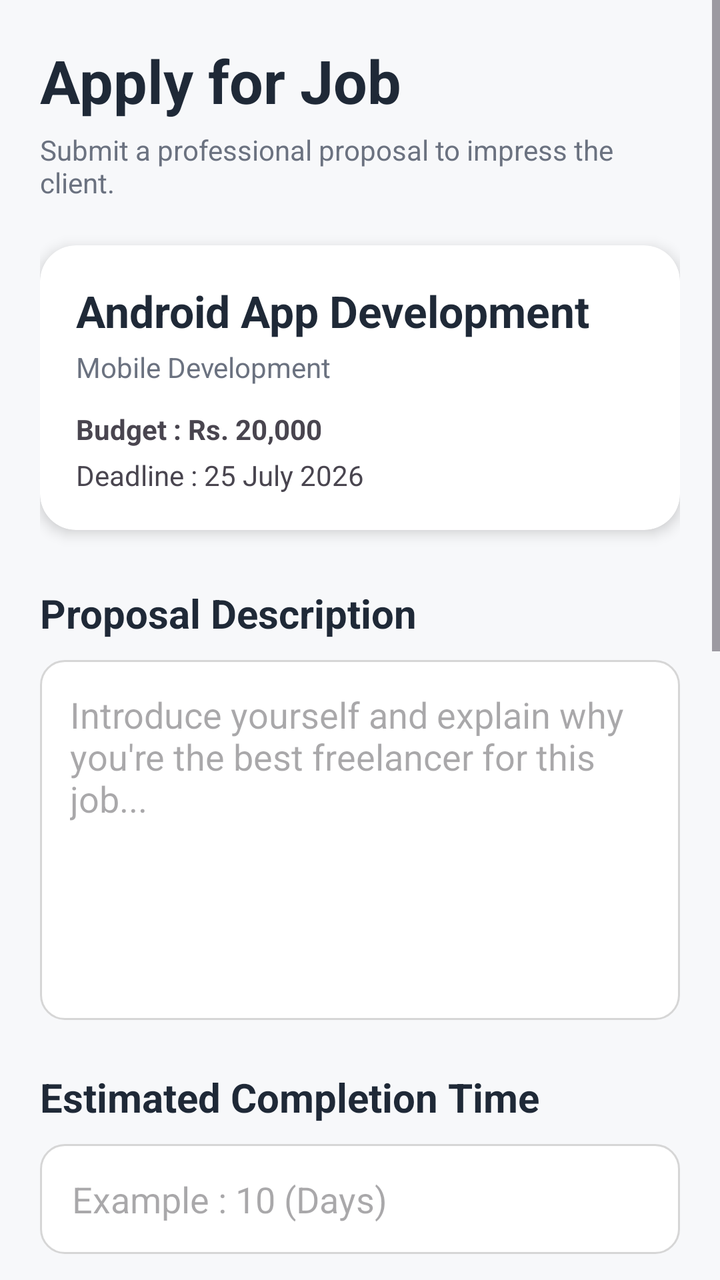
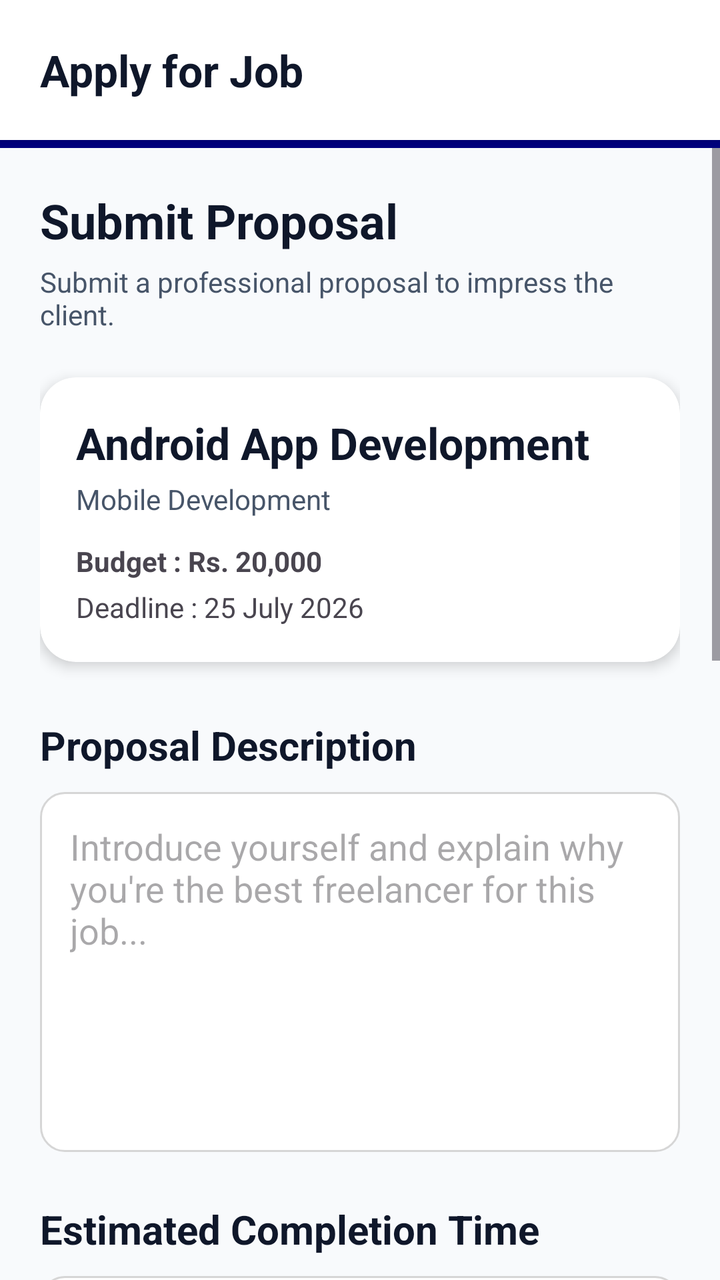

Screens rendered from an Android XML layout before and after an edit, with the pre-edit source and the edit as a unified diff.
<!-- AndroidManifest.xml: application theme Theme.MiniJobHunt -->
<!-- res/layout/fragment_freelancer_apply_job_proposal.xml -->
<?xml version="1.0" encoding="utf-8"?>
<ScrollView xmlns:android="http://schemas.android.com/apk/res/android"
    xmlns:app="http://schemas.android.com/apk/res-auto"
    android:layout_width="match_parent"
    android:layout_height="match_parent"
    android:background="@color/background"
    android:fillViewport="true">

    <LinearLayout
        android:layout_width="match_parent"
        android:layout_height="wrap_content"
        android:orientation="vertical"
        android:padding="20dp">

        

        <TextView
            android:layout_width="wrap_content"
            android:layout_height="wrap_content"
            android:text="Apply for Job"
            android:textStyle="bold"
            android:textSize="30sp"
            android:textColor="@color/text_primary"/>

        <TextView
            android:layout_width="wrap_content"
            android:layout_height="wrap_content"
            android:text="Submit a professional proposal to impress the client."
            android:textColor="@color/text_secondary"
            android:layout_marginTop="5dp"/>

        

        <androidx.cardview.widget.CardView
            android:layout_width="match_parent"
            android:layout_height="wrap_content"
            android:layout_marginTop="22dp"
            app:cardCornerRadius="18dp"
            app:cardElevation="4dp">

            <LinearLayout
                android:layout_width="match_parent"
                android:layout_height="wrap_content"
                android:orientation="vertical"
                android:padding="18dp">

                <TextView
                    android:id="@+id/txtJobTitle"
                    android:layout_width="wrap_content"
                    android:layout_height="wrap_content"
                    android:text="Android App Development"
                    android:textStyle="bold"
                    android:textSize="22sp"
                    android:textColor="@color/text_primary"/>

                <TextView
                    android:id="@+id/txtCategory"
                    android:layout_width="wrap_content"
                    android:layout_height="wrap_content"
                    android:layout_marginTop="4dp"
                    android:text="Mobile Development"
                    android:textColor="@color/text_secondary"/>

                <TextView
                    android:id="@+id/txtBudget"
                    android:layout_width="wrap_content"
                    android:layout_height="wrap_content"
                    android:layout_marginTop="12dp"
                    android:text="Budget : Rs. 20,000"
                    android:textStyle="bold"/>

                <TextView
                    android:id="@+id/txtDeadline"
                    android:layout_width="wrap_content"
                    android:layout_height="wrap_content"
                    android:layout_marginTop="4dp"
                    android:text="Deadline : 25 July 2026"/>

            </LinearLayout>

        </androidx.cardview.widget.CardView>

        

        <TextView
            android:layout_width="wrap_content"
            android:layout_height="wrap_content"
            android:text="Proposal Description"
            android:textStyle="bold"
            android:textSize="20sp"
            android:textColor="@color/text_primary"
            android:layout_marginTop="28dp"/>

        <EditText
            android:id="@+id/etDescription"
            android:layout_width="match_parent"
            android:layout_height="180dp"
            android:layout_marginTop="10dp"
            android:background="@drawable/bg_edittext"
            android:gravity="top|start"
            android:hint="Introduce yourself and explain why you're the best freelancer for this job..."
            android:inputType="textMultiLine"
            android:padding="15dp"/>

        

        <TextView
            android:layout_width="wrap_content"
            android:layout_height="wrap_content"
            android:text="Estimated Completion Time"
            android:textStyle="bold"
            android:textSize="20sp"
            android:textColor="@color/text_primary"
            android:layout_marginTop="25dp"/>

        <EditText
            android:id="@+id/etTime"
            android:layout_width="match_parent"
            android:layout_height="55dp"
            android:layout_marginTop="10dp"
            android:background="@drawable/bg_edittext"
            android:hint="Example : 10 (Days)"
            android:inputType="number"
            android:paddingHorizontal="16dp"/>

        

        <TextView
            android:layout_width="wrap_content"
            android:layout_height="wrap_content"
            android:text="Achievement / Certificate"
            android:textStyle="bold"
            android:textSize="20sp"
            android:textColor="@color/text_primary"
            android:layout_marginTop="25dp"/>

        <androidx.cardview.widget.CardView
            android:layout_width="match_parent"
            android:layout_height="wrap_content"
            android:layout_marginTop="12dp"
            app:cardCornerRadius="15dp"
            app:cardBackgroundColor="@color/surface">

            <LinearLayout
                android:layout_width="match_parent"
                android:layout_height="wrap_content"
                android:gravity="center"
                android:orientation="vertical"
                android:padding="22dp">

                <ImageView
                    android:layout_width="60dp"
                    android:layout_height="60dp"
                    android:src="@drawable/ic_upload"/>

                <ImageView
                    android:id="@+id/imgPreview"
                    android:layout_width="120dp"
                    android:layout_height="120dp"
                    android:layout_marginTop="10dp"
                    android:scaleType="centerCrop"
                    android:visibility="gone" />

                <TextView
                    android:id="@+id/txtFileName"
                    android:layout_width="wrap_content"
                    android:layout_height="wrap_content"
                    android:text="No file selected"
                    android:layout_marginTop="10dp"
                    android:textColor="@color/text_secondary"/>

                <Button
                    android:id="@+id/btnChooseFile"
                    android:layout_width="wrap_content"
                    android:layout_height="48dp"
                    android:layout_marginTop="15dp"
                    android:text="Choose File"
                    android:textAllCaps="false"
                    android:backgroundTint="@color/primary"
                    android:textColor="@android:color/white"/>

            </LinearLayout>

        </androidx.cardview.widget.CardView>

        

        <androidx.cardview.widget.CardView
            android:layout_width="match_parent"
            android:layout_height="wrap_content"
            android:layout_marginTop="25dp"
            app:cardCornerRadius="18dp"
            app:cardBackgroundColor="@color/primary_light">

            <LinearLayout
                android:layout_width="match_parent"
                android:layout_height="wrap_content"
                android:orientation="vertical"
                android:padding="18dp">

                <TextView
                    android:layout_width="wrap_content"
                    android:layout_height="wrap_content"
                    android:text="Proposal Tips"
                    android:textStyle="bold"
                    android:textColor="@color/primary"/>

                <TextView
                    android:layout_width="wrap_content"
                    android:layout_height="wrap_content"
                    android:layout_marginTop="8dp"
                    android:text="• Explain your relevant experience&#10;• Mention your estimated completion time&#10;• Upload certificates or portfolio as proof&#10;• Keep your proposal concise and professional."/>

            </LinearLayout>

        </androidx.cardview.widget.CardView>

        

        <Button
            android:id="@+id/btnSubmitProposal"
            android:layout_width="match_parent"
            android:layout_height="58dp"
            android:layout_marginTop="30dp"
            android:text="Submit Proposal"
            android:textStyle="bold"
            android:textAllCaps="false"
            android:textColor="@android:color/white"
            android:backgroundTint="@color/primary"/>

        <Button
            android:id="@+id/btnDeleteProposal"
            android:layout_width="match_parent"
            android:layout_height="58dp"
            android:layout_marginTop="12dp"
            android:text="Delete Proposal"
            android:textStyle="bold"
            android:textAllCaps="false"
            android:textColor="@android:color/white"
            android:backgroundTint="@color/accent"
            android:visibility="gone" />

        <Space
            android:layout_width="match_parent"
            android:layout_height="90dp"/>

    </LinearLayout>

</ScrollView>
<!-- resources referenced by this layout -->
<resources>
  <color name="accent">#FFEF4444</color>
  <color name="background">#FFF7F8FA</color>
  <color name="primary">#FF14A800</color>
  <color name="primary_light">#FFE8F5E4</color>
  <color name="surface">#FFFFFFFF</color>
  <color name="text_primary">#FF1F2937</color>
  <color name="text_secondary">#FF6B7280</color>
  <!-- drawable bg_edittext (drawable) -->
  <?xml version="1.0" encoding="utf-8"?>
  <selector xmlns:android="http://schemas.android.com/apk/res/android">
  
      
      <item android:state_focused="true">
          <shape android:shape="rectangle">
              <solid android:color="#FFFFFF"/>
              <corners android:radius="12dp"/>
              <stroke
                  android:width="2dp"
                  android:color="#4CAF50"/>
          </shape>
      </item>
  
      
      <item>
          <shape android:shape="rectangle">
              <solid android:color="#FFFFFF"/>
              <corners android:radius="12dp"/>
              <stroke
                  android:width="1dp"
                  android:color="#D6D6D6"/>
          </shape>
      </item>
  
  </selector>
  <!-- drawable ic_upload (drawable) -->
  <vector xmlns:android="http://schemas.android.com/apk/res/android"
      android:width="24dp"
      android:height="24dp"
      android:viewportWidth="24"
      android:viewportHeight="24">
  
      <path
          android:fillColor="#4CAF50"
          android:pathData="M5,20h14v-2H5v2zM12,2l-5.5,5.5 1.41,1.41L11,5.83V16h2V5.83l3.09,3.08 1.41-1.41L12,2z"/>
  </vector>
  <style name="Theme.MiniJobHunt" parent="Base.Theme.MiniJobHunt" />
  <style name="Base.Theme.MiniJobHunt" parent="Theme.Material3.DayNight.NoActionBar">
          
          
      </style>
</resources>

<!-- the commit's change to res/layout/fragment_freelancer_apply_job_proposal.xml (unified diff, before → after) -->
@@ -1,26 +1,60 @@
 <?xml version="1.0" encoding="utf-8"?>
-<ScrollView xmlns:android="http://schemas.android.com/apk/res/android"
+<LinearLayout xmlns:android="http://schemas.android.com/apk/res/android"
     xmlns:app="http://schemas.android.com/apk/res-auto"
     android:layout_width="match_parent"
     android:layout_height="match_parent"
-    android:background="@color/background"
-    android:fillViewport="true">
-
+    android:orientation="vertical"
+    android:background="@color/background">
+
+    
     <LinearLayout
         android:layout_width="match_parent"
         android:layout_height="wrap_content"
-        android:orientation="vertical"
-        android:padding="20dp">
-
-        
-
-        <TextView
-            android:layout_width="wrap_content"
-            android:layout_height="wrap_content"
-            android:text="Apply for Job"
-            android:textStyle="bold"
-            android:textSize="30sp"
-            android:textColor="@color/text_primary"/>
+        android:orientation="vertical">
+
+        <RelativeLayout
+            android:layout_width="match_parent"
+            android:layout_height="70dp"
+            android:background="@color/surface"
+            android:elevation="4dp"
+            android:paddingHorizontal="20dp">
+
+            <TextView
+                android:layout_width="wrap_content"
+                android:layout_height="wrap_content"
+                android:layout_centerVertical="true"
+                android:text="Apply for Job"
+                android:textColor="@color/text_primary"
+                android:textSize="22sp"
+                android:textStyle="bold" />
+
+        </RelativeLayout>
+
+        <View
+            android:layout_width="match_parent"
+            android:layout_height="4dp"
+            android:background="@color/primary" />
+    </LinearLayout>
+
+    <ScrollView
+        android:layout_width="match_parent"
+        android:layout_height="match_parent"
+        android:fillViewport="true">
+
+        <LinearLayout
+            android:layout_width="match_parent"
+            android:layout_height="wrap_content"
+            android:orientation="vertical"
+            android:padding="20dp">
+
+            
+            <TextView
+                android:layout_width="wrap_content"
+                android:layout_height="wrap_content"
+                android:text="Submit Proposal"
+                android:textStyle="bold"
+                android:textSize="24sp"
+                android:textColor="@color/text_primary"/>
 
         <TextView
             android:layout_width="wrap_content"
@@ -247,3 +281,4 @@
     </LinearLayout>
 
 </ScrollView>
+</LinearLayout>
<!-- resource entries referenced after the edit -->
@@ -1,12 +1,12 @@
 <!-- resources referenced by this layout -->
 <resources>
-  <color name="accent">#FFEF4444</color>
-  <color name="background">#FFF7F8FA</color>
-  <color name="primary">#FF14A800</color>
-  <color name="primary_light">#FFE8F5E4</color>
-  <color name="surface">#FFFFFFFF</color>
-  <color name="text_primary">#FF1F2937</color>
-  <color name="text_secondary">#FF6B7280</color>
+  <color name="accent">#EF4444</color>
+  <color name="background">#F8FAFC</color>
+  <color name="primary">#000080</color>
+  <color name="primary_light">#E6E6FF</color>
+  <color name="surface">#FFFFFF</color>
+  <color name="text_primary">#0F172A</color>
+  <color name="text_secondary">#475569</color>
   <!-- drawable bg_edittext (drawable) -->
   <?xml version="1.0" encoding="utf-8"?>
   <selector xmlns:android="http://schemas.android.com/apk/res/android">
@@ -47,8 +47,40 @@
   </vector>
   <style name="Theme.MiniJobHunt" parent="Base.Theme.MiniJobHunt" />
   <style name="Base.Theme.MiniJobHunt" parent="Theme.Material3.DayNight.NoActionBar">
+          <item name="colorPrimary">@color/primary</item>
+          <item name="colorOnPrimary">@color/white</item>
+          <item name="colorPrimaryContainer">@color/primary_light</item>
+          <item name="colorOnPrimaryContainer">@color/primary_dark</item>
+  
+          <item name="colorSecondary">@color/info</item>
+          <item name="colorOnSecondary">@color/white</item>
+  
+          <item name="android:windowBackground">@color/background</item>
+          <item name="android:statusBarColor">@color/background</item>
+          <item name="android:windowLightStatusBar">true</item>
+  
           
-          
+          <item name="textAppearanceHeadlineLarge">@style/AppText.HeadlineLarge</item>
+          <item name="textAppearanceTitleMedium">@style/AppText.TitleMedium</item>
+          <item name="textAppearanceBodyLarge">@style/AppText.BodyLarge</item>
+      </style>
+  <color name="white">#FFFFFF</color>
+  <color name="primary_dark">#000066</color>
+  <color name="info">#000080</color>
+  <style name="AppText.HeadlineLarge">
+          <item name="android:textSize">30sp</item>
+          <item name="android:textStyle">bold</item>
+          <item name="android:textColor">@color/text_primary</item>
+          <item name="android:letterSpacing">-0.02</item>
+      </style>
+  <style name="AppText.TitleMedium">
+          <item name="android:textSize">18sp</item>
+          <item name="android:textStyle">bold</item>
+          <item name="android:textColor">@color/text_primary</item>
+      </style>
+  <style name="AppText.BodyLarge">
+          <item name="android:textSize">16sp</item>
+          <item name="android:textColor">@color/text_secondary</item>
       </style>
 </resources>
 
